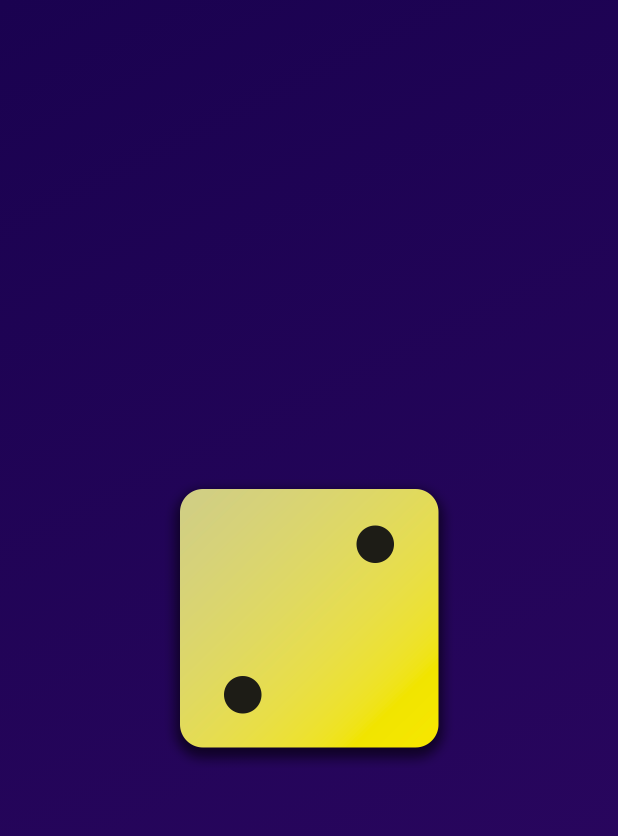
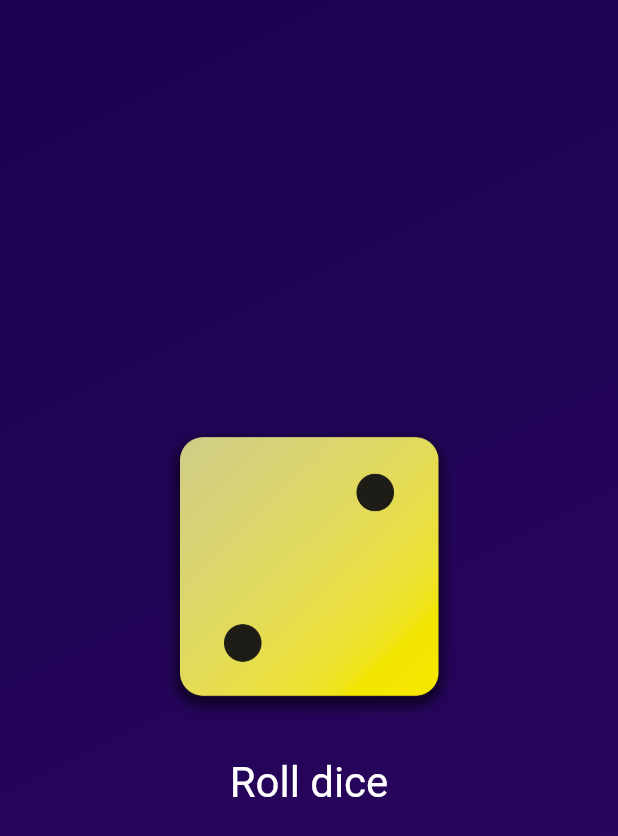
Before and after one commit to andrewhoncharenko/roll_dice, a Flutter app: the screen it shows after launch, on a phone screen of 412 x 824 dp. Shown: the top 836 px of the screen. Run offline on Flutter 3.47's test engine with Material 3 defaults, Android fonts, the phone set to English and light mode, and no system bars.

Commit message:
dice image and roll button

```diff
--- /dev/null
+++ b/lib/dice_roller.dart
@@ -0,0 +1,35 @@
+import "package:flutter/material.dart";
+
+class DiceRoller extends StatefulWidget {
+  @override
+  State<DiceRoller> createState() {
+    return _DiceRollerState();
+  }
+}
+
+class _DiceRollerState extends State<DiceRoller> {
+  String activeDiceImage = "assets/images/dice-2.png";
+
+  void rollDice() {
+    activeDiceImage = "assets/images/dice-4.png";
+  }
+
+  @override
+  Widget build(context) {
+    return Column(
+      mainAxisSize: MainAxisSize.min,
+      children: [
+        Image.asset(activeDiceImage, width: 200),
+        const SizedBox(height: 20),
+        TextButton(
+          style: TextButton.styleFrom(
+            foregroundColor: Colors.white,
+            textStyle: const TextStyle(fontSize: 28),
+          ),
+          onPressed: rollDice,
+          child: const Text("Roll dice"),
+        ),
+      ],
+    );
+  }
+}
--- a/lib/gradient_container.dart
+++ b/lib/gradient_container.dart
@@ -1,6 +1,5 @@
 import "package:flutter/material.dart";
-
-import "package:roll_dice/styled_text.dart";
+import "package:roll_dice/dice_roller.dart";
 
 class GradientContainer extends StatelessWidget {
   final Color color1, color2;
@@ -17,7 +16,7 @@ class GradientContainer extends StatelessWidget {
           end: Alignment.bottomRight,
         ),
       ),
-      child: Center(child: Image.asset("assets/images/dice-2.png", width: 200)),
+      child: Center(child: DiceRoller()),
     );
   }
 }
```
